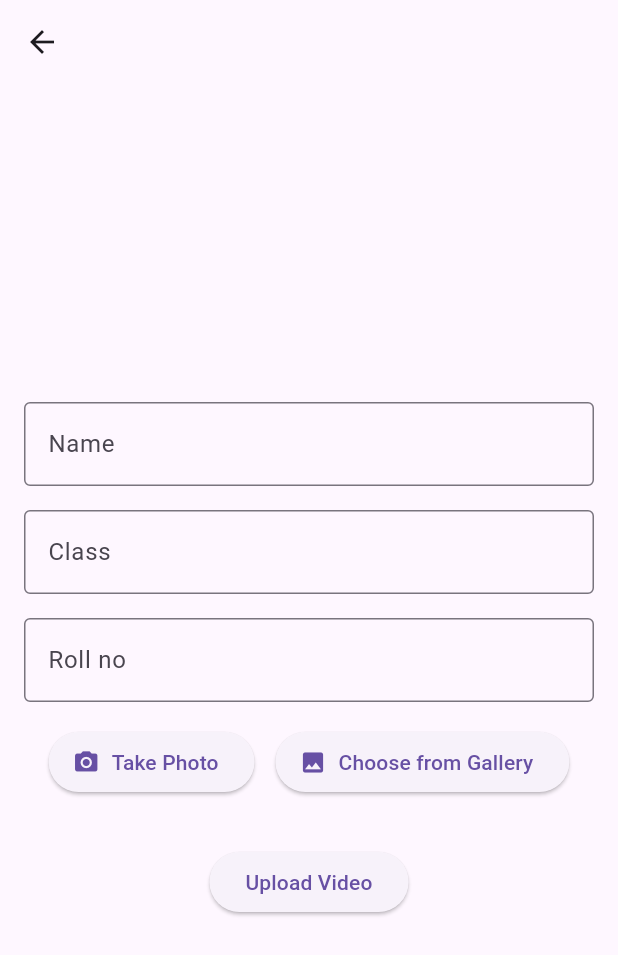
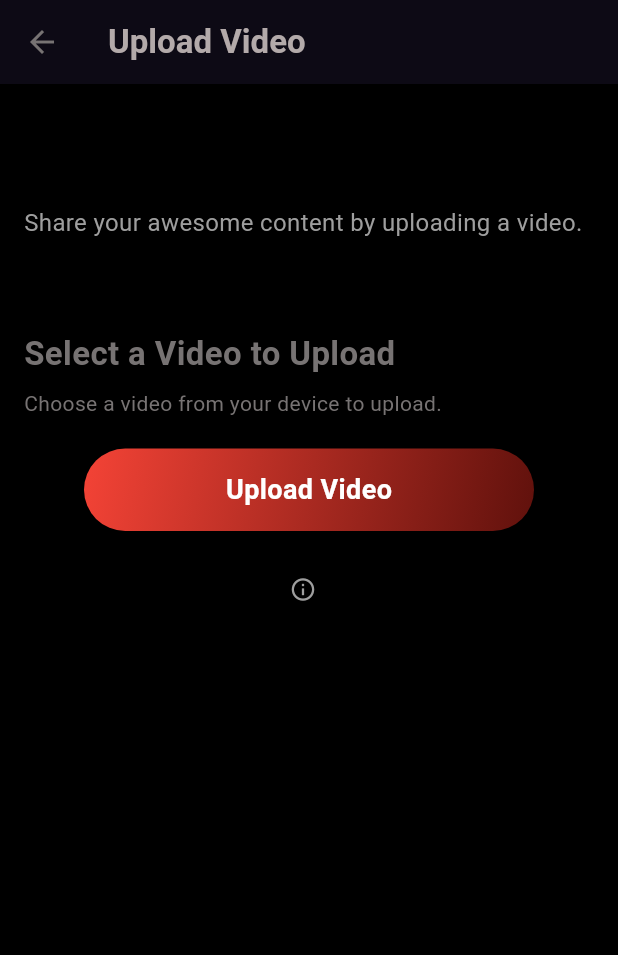
Before and after one commit to Ayishamarva7998/Firebase_Todo, a Flutter app: the AddScreen screen opened directly, on a phone screen of 412 x 824 dp. Shown: the top 955 px of the screen. Run offline on Flutter 3.47's test engine with Material 3 defaults, Android fonts, the phone set to English and light mode, and no system bars; our stand-ins replace cloud_firestore, file_picker, firebase_core, firebase_storage, image_picker, lottie and 1 more; accounts and stored records are empty.

Commit message:
videos added

```diff
--- a/lib/controllers/Student_provider.dart
+++ /dev/null
@@ -1,51 +0,0 @@
-
-
-
-import 'package:flutter/material.dart';
-
-
-import 'package:todo_app/services/service.dart';
-
-class StudentProvider extends ChangeNotifier {
-  // ignore: prefer_final_fields
-  FirebaseService _firebaseService = FirebaseService();
-  String uniquename = DateTime.now().microsecondsSinceEpoch.toString();
-  String downloadurl = '';
-
-  // Stream<QuerySnapshot<StudentModel>> getData() {
-  //   return _firebaseService.studentRef.snapshots();
-  // }
-
-  // void addStudent(StudentModel student) async {
-  //   await _firebaseService.studentRef.add(student);
-  //   notifyListeners();
-  // }
-
-  // void deleteStudent(String id) async {
-  //   await _firebaseService.studentRef.doc(id).delete();
-  //   notifyListeners();
-  // }
-
-  // void updateStudent(String id, StudentModel student) async {
-  //   await _firebaseService.studentRef.doc(id).update(student.toJson());
-  //   notifyListeners();
-  // }
-
-  //  imageAdder(image) async {
-  //   //for the image saving path  .ref().child('images'); refrence and the folder name image
-  //   Reference folder = _firebaseService.storage.ref().child('images');
-  //   Reference images = folder.child("$uniquename.jpg");
-  //   try {
-  //     await images.putFile(image);
-  //     downloadurl = await images.getDownloadURL();
-  //     notifyListeners();
-  //     // ignore: avoid_print
-  //     log(downloadurl);
-  //   } catch (e) {
-  //     throw Exception(e);
-  //   }
-  // }
-
-
-
-}
--- a/lib/main.dart
+++ b/lib/main.dart
@@ -5,6 +5,7 @@ import 'package:provider/provider.dart';
 import 'package:todo_app/controllers/image_provider.dart';
 import 'package:todo_app/services/firebase_options.dart';
 import 'package:todo_app/views/listscreen/list_screen.dart';
+import 'package:todo_app/views/splashscreen/splash_screen.dart';
 
 
 void main()async{
@@ -28,9 +29,9 @@ class MyApp extends StatelessWidget{
         ],
 
 
-    child:   const MaterialApp(
+    child:   MaterialApp(
       debugShowCheckedModeBanner: false,
-      home:ListScreen() ,
+      home:SplashScreen() ,
     ),
     );
 
--- a/lib/views/addscreen/add_screen.dart
+++ b/lib/views/addscreen/add_screen.dart
@@ -1,129 +1,134 @@
 import 'dart:io';
 import 'package:file_picker/file_picker.dart';
-import 'package:firebase_core/firebase_core.dart';
 import 'package:flutter/material.dart';
-import 'package:image_picker/image_picker.dart';
 import 'package:provider/provider.dart';
-
 import 'package:todo_app/controllers/image_provider.dart';
-
-import 'package:todo_app/model.dart';
 import 'package:todo_app/services/service.dart';
 import 'package:todo_app/views/Listscreen/list_screen.dart';
 
-
-// ignore: must_be_immutable
 class AddScreen extends StatelessWidget {
-
-
-   AddScreen({super.key,});
-  TextEditingController namecontroller=TextEditingController();
-     TextEditingController agecontroller=TextEditingController();
-      TextEditingController rollnocontroller=TextEditingController();
-
   @override
   Widget build(BuildContext context) {
     final pro = Provider.of<ImageProviderr>(context);
+
     return SafeArea(
       child: Scaffold(
-        appBar: AppBar(leading: IconButton(onPressed: (){
+        backgroundColor: Colors.black,
+        appBar: AppBar(
+          leading: IconButton(
+            onPressed: () {
               Navigator.pop(context);
-        }, icon: const Icon(Icons.arrow_back))),
+            },
+            icon: const Icon(Icons.arrow_back),
+            color: const Color.fromARGB(255, 119, 115, 115),
+          ),
+          backgroundColor: Colors.black,
+          elevation: 10,
+          title: const Text(
+            'Upload Video',
+            style: TextStyle(
+                color: Color.fromARGB(255, 179, 170, 170),
+                fontWeight: FontWeight.bold),
+          ),
+        ),
         body: Padding(
           padding: const EdgeInsets.all(16.0),
+          child: SingleChildScrollView(
             child: Column(
-            mainAxisAlignment: MainAxisAlignment.center,
+              crossAxisAlignment: CrossAxisAlignment.start,
               children: [
-              TextFormField(
-                controller: namecontroller,
-
-                decoration: const InputDecoration(
-                  labelText: 'Name',
-                  border: OutlineInputBorder(),
+                // Title Section
+                const SizedBox(height: 20),
+                const Text(
+                  'Share Your Video',
+                  style: TextStyle(
+                    fontSize: 26,
+                    fontWeight: FontWeight.bold,
+                    color: Colors.black87,
                   ),
                 ),
-              const SizedBox(height: 16),
-              TextFormField(
-              controller: agecontroller,
-                obscureText: true,
-                decoration: const InputDecoration(
+                const SizedBox(height: 8),
+                const Text(
+                  'Share your awesome content by uploading a video.',
+                  style: TextStyle(fontSize: 16, color: Colors.grey),
+                ),
+                const SizedBox(height: 30),
 
-                  labelText: 'Class',
-                  border: OutlineInputBorder(),
-                ),
 
-              ),
-              const SizedBox(height: 16,),
-                   TextFormField(
-                    controller:rollnocontroller ,
-                obscureText: true,
-                decoration: const InputDecoration(
-
-                  labelText: 'Roll no',
-                  border: OutlineInputBorder(),
-                ),
-
-              ),
-              const SizedBox(height: 16,),
-              Row(
-                mainAxisAlignment: MainAxisAlignment.center,
-                children: [
-                  ElevatedButton.icon(
-                    onPressed: () {
-                      pro.setImage(ImageSource.camera);
-                    },
-                    icon: const Icon(Icons.camera_alt),
-                    label: const Text('Take Photo'),
-                  ),
-                  const SizedBox(
-                    width: 14.0,
-                  ),
-                  ElevatedButton.icon(
-                    onPressed: () {
-                      pro.setImage(ImageSource.gallery);
-                    },
-                    icon: const Icon(Icons.photo),
-                    label: const Text('Choose from Gallery'),
-                  ),
-                ],
-              ),
                 if (pro.selectedImage != null)
                   Padding(
                     padding: const EdgeInsets.symmetric(vertical: 16.0),
                     child: ClipRRect(
-                    borderRadius: BorderRadius.circular(8.0),
+                      borderRadius: BorderRadius.circular(16.0),
+                      child: Container(
+                        height: 200,
+                        width: double.infinity,
+                        decoration: BoxDecoration(
+                          borderRadius: BorderRadius.circular(16.0),
+                          gradient: const LinearGradient(
+                            colors: [
+                              Colors.red,
+                              Color.fromARGB(255, 122, 23, 16)
+                            ],
+                            begin: Alignment.topLeft,
+                            end: Alignment.bottomRight,
+                          ),
+                          boxShadow: [
+                            BoxShadow(
+                              color: Colors.black.withOpacity(0.2),
+                              spreadRadius: 4,
+                              blurRadius: 10,
+                              offset: const Offset(0, 6),
+                            ),
+                          ],
+                        ),
                         child: Image.file(
                           pro.selectedImage!,
-                      height: 100,
-                      width: 100,
                           fit: BoxFit.cover,
+                        ),
                       ),
                     ),
                   ),
 
 
+                const SizedBox(height: 30),
+                const Text(
+                  'Select a Video to Upload',
+                  style: TextStyle(
+                      fontSize: 22,
+                      fontWeight: FontWeight.bold,
+                      color: Color.fromARGB(255, 119, 115, 115)),
+                ),
+                const SizedBox(height: 8),
+                const Text(
+                  'Choose a video from your device to upload.',
+                  style: TextStyle(
+                      fontSize: 14, color: Color.fromARGB(255, 119, 115, 115)),
+                ),
+                const SizedBox(height: 20),
 
-              const SizedBox(height: 32),
-             ElevatedButton(
-      onPressed: () async {
+
+                Center(
+                  child: GestureDetector(
+                    onTap: () async {
                       try {
-          // Pick a video file
+
                         final result = await FilePicker.platform.pickFiles(
                           type: FileType.video,
                           allowMultiple: false,
                         );
 
                         if (result != null) {
-            // Get the selected file
+
                           final file = File(result.files.single.path!);
 
-            // Upload the video to Firebase Storage
+
                           final firebaseService = FirebaseService();
                           final String videoUrl =
                               await firebaseService.uploadVideoToStorage(file);
 
-            // Optional: Add metadata (e.g., video URL) to Firestore
-            await firebaseService.addVideo('recipientId', videoUrl);
+                          await firebaseService.addVideo(
+                              'recipientId', videoUrl);
 
                           print('Video uploaded successfully: $videoUrl');
                         } else {
@@ -133,7 +138,7 @@ class AddScreen extends StatelessWidget {
                         print('Error picking or uploading video: $e');
                       }
 
-        // Navigate to the ListScreen
+
                       Navigator.push(
                         context,
                         MaterialPageRoute(
@@ -141,30 +146,62 @@ class AddScreen extends StatelessWidget {
                         ),
                       );
                     },
-      child: const Text('Upload Video'),
+                    child: Container(
+                      width: 300,
+                      height: 55,
+                      decoration: BoxDecoration(
+                        gradient: const LinearGradient(
+                          colors: [
+                            Colors.red,
+                            Color.fromARGB(255, 96, 17, 12)
+                          ],
+                          begin: Alignment.topLeft,
+                          end: Alignment.bottomRight,
+                        ),
+                        borderRadius: BorderRadius.circular(30),
+                        boxShadow: [
+                          BoxShadow(
+                            color: Colors.black.withOpacity(0.3),
+                            spreadRadius: 3,
+                            blurRadius: 8,
+                          ),
+                        ],
+                      ),
+                      child: const Center(
+                        child: Text(
+                          'Upload Video',
+                          style: TextStyle(
+                            fontSize: 18,
+                            fontWeight: FontWeight.bold,
+                            color: Colors.white,
+                          ),
+                        ),
+                      ),
+                    ),
+                  ),
                 ),
 
+                const SizedBox(height: 30),
+
+                const Padding(
+                  padding: EdgeInsets.symmetric(horizontal: 24.0),
+                  child: Row(
+                    mainAxisAlignment: MainAxisAlignment.center,
+                    children: [
+                      Icon(
+                        Icons.info_outline,
+                        color: Colors.grey,
+                        size: 18,
+                      ),
+                      SizedBox(width: 8),
                     ],
+                  ),
+                ),
+              ],
+            ),
           ),
         ),
       ),
     );
   }
-//   void addstudent(BuildContext context) async {
-//     final pro = Provider.of<StudentProvider>(context, listen: false);
-//     final provider = Provider.of<ImageProviderr>(context, listen: false);
-//    final name = namecontroller.text;
-//    final age =agecontroller.text;
-//    final rollno = rollnocontroller;
-//    await pro.imageAdder(File(provider.selectedImage?.path??''));
-//  final student = StudentModel(
-//   rollno: rollno.text,
-//   age: age,
-//   name: name,
-//   image: pro.downloadurl,
-
-//  );
-//  pro.addStudent(student);
-
-//   }
 }
--- a/lib/views/listscreen/list_screen.dart
+++ b/lib/views/listscreen/list_screen.dart
@@ -1,10 +1,5 @@
-
-
 // ignore_for_file: camel_case_types
 
-import 'dart:developer';
-
-import 'package:cloud_firestore/cloud_firestore.dart';
 import 'package:flutter/material.dart';
 
 import 'package:todo_app/model/model.dart';
@@ -13,7 +8,6 @@ import 'package:todo_app/services/service.dart';
 import 'package:todo_app/views/addscreen/add_screen.dart';
 
 import 'package:todo_app/views/listscreen/widgets/video_player_widget.dart';
-
 
 class ListScreen extends StatefulWidget {
   const ListScreen({super.key});
@@ -35,11 +29,13 @@ class _ListScreenState extends State<ListScreen> {
   @override
   Widget build(BuildContext context) {
     return Scaffold(
+      backgroundColor: Colors.black,
       appBar: AppBar(
+        backgroundColor: Colors.black,
         automaticallyImplyLeading: false,
         title: const Text(
-          "Student Details",
-          style: TextStyle(fontWeight: FontWeight.bold),
+          "Videoplayer",
+          style: TextStyle(fontWeight: FontWeight.bold, color: Colors.red),
         ),
         centerTitle: true,
       ),
@@ -57,7 +53,7 @@ class _ListScreenState extends State<ListScreen> {
           final videos = snapshot.data!;
           return ListView.separated(
             separatorBuilder: (context, index) {
-              return Divider();
+              return const Divider();
             },
             padding: const EdgeInsets.symmetric(vertical: 10),
             itemCount: videos.length,
@@ -72,16 +68,16 @@ class _ListScreenState extends State<ListScreen> {
           Navigator.push(
             context,
             MaterialPageRoute(
-              builder: (context) =>  AddScreen(),
+              builder: (context) => AddScreen(),
             ),
           );
         },
         style: ButtonStyle(
-          backgroundColor: MaterialStateProperty.all<Color>(Colors.purple),
+          backgroundColor: MaterialStateProperty.all<Color>(Colors.red),
         ),
         child: const Text(
-          'Add',
-          style: TextStyle(color: Colors.white),
+          'Upload videos',
+          style: TextStyle(color: Colors.black),
         ),
       ),
     );
--- /dev/null
+++ b/lib/views/splashscreen/splash_screen.dart
@@ -0,0 +1,53 @@
+
+import 'package:flutter/material.dart';
+import 'package:lottie/lottie.dart';
+
+import 'dart:async';
+
+import 'package:todo_app/views/listscreen/list_screen.dart';
+
+class SplashScreen extends StatefulWidget {
+  @override
+  _SplashScreenState createState() => _SplashScreenState();
+}
+
+class _SplashScreenState extends State<SplashScreen> {
+  @override
+  void initState() {
+    super.initState();
+
+
+    Timer(Duration(seconds: 3), () {
+
+      Navigator.pushReplacement(
+        context,
+        MaterialPageRoute(builder: (context) => ListScreen()),
+      );
+    });
+  }
+
+  @override
+  Widget build(BuildContext context) {
+    return Scaffold(
+      backgroundColor: Colors.black,
+      body: Center(
+        child: Lottie.asset(
+          'assets/videoplayerr.json',
+          width: 200,
+          height: 200,
+          fit: BoxFit.fill,
+        ),
+      ),
+    );
+  }
+}
+
+class HomeScreen extends StatelessWidget {
+  @override
+  Widget build(BuildContext context) {
+    return Scaffold(
+      appBar: AppBar(title: const Text("Home Screen")),
+      body: const Center(child: Text("Welcome to the Home Screen")),
+    );
+  }
+}
```
Lines whose indentation alone changed are shown as unchanged.
